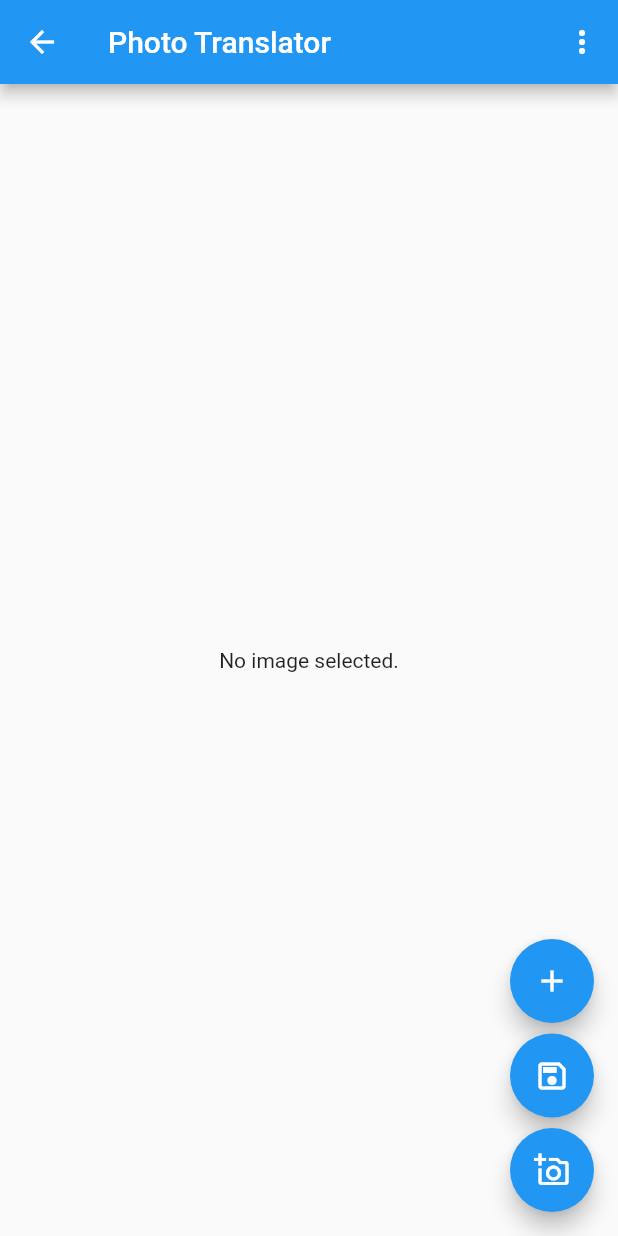
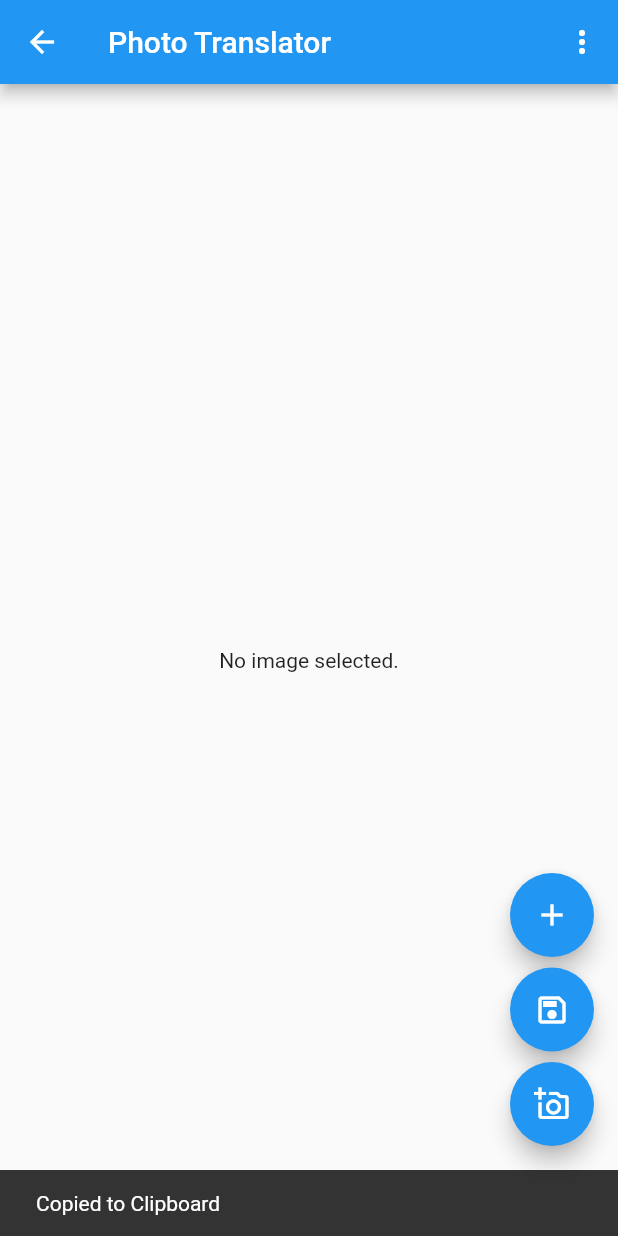
Before and after one commit to lpawelcz/ar-translator, a Flutter app: the ImageOcr screen opened directly, after a tap on the "save" icon, on a phone screen of 412 x 824 dp. Run offline on Flutter 3.47's test engine with Material 2 defaults, Android fonts, the light colour scheme and no system bars; our stand-ins replace camera, firebase_core, image_picker, native_screenshot; missing offline and left inert: clipboard, firebase_ml_vision, flutter_camera_ml_vision, flutter_ibm_watson; accounts and stored records are empty.

Commit message:
Introduce clipboard support
Signed-off-by: Pawel Czarnecki <czarnecki.l.p@gmail.com>

```diff
--- a/lib/ocr/image_ocr.dart
+++ b/lib/ocr/image_ocr.dart
@@ -5,6 +5,7 @@ import 'detector_painters.dart';
 import 'package:image_picker/image_picker.dart';
 import 'package:firebase_ml_vision/firebase_ml_vision.dart';
 import 'package:native_screenshot/native_screenshot.dart';
+import 'package:clipboard/clipboard.dart';
 
 class ImageOcr extends StatefulWidget {
   @override
@@ -95,6 +96,15 @@ class _ImageOcrState extends State<ImageOcr> {
     String imgPath = await NativeScreenshot.takeScreenshot();
   }
 
+  void _copyClipboard(BuildContext context) {
+    FlutterClipboard.copy("your text to copy").then((result) {
+      final snackBar = SnackBar(
+        content: Text('Copied to Clipboard'),
+      );
+      Scaffold.of(context).showSnackBar(snackBar);
+    });
+  }
+
   @override
   Widget build(BuildContext context) {
     return Scaffold(
@@ -146,10 +156,18 @@ class _ImageOcrState extends State<ImageOcr> {
             visible: selectedImage == null,
           ),
           SizedBox(height: 7),
-          FloatingActionButton(
-            onPressed: () => print("save to clipboard"),
-            child: Icon(Icons.save_outlined),
-            heroTag: null,
+          Builder(
+          builder: (context) {
+             return Column(
+                children: <Widget>[
+                FloatingActionButton(
+                  child: Icon(Icons.save_outlined),
+                  heroTag: null,
+                  onPressed: () => _copyClipboard(context),
+                ),
+                ],
+              );
+          },
           ),
           SizedBox(height: 7),
           FloatingActionButton(
--- a/pubspec.yaml
+++ b/pubspec.yaml
@@ -36,6 +36,7 @@ dependencies:
   flutter_camera_ml_vision: ^2.3.0
   flutter_ibm_watson: ^0.0.4
   native_screenshot: ^0.0.5
+  clipboard: ^0.1.2+8
 
 
 dev_dependencies:
```
Also changed, not shown: pubspec.lock.
